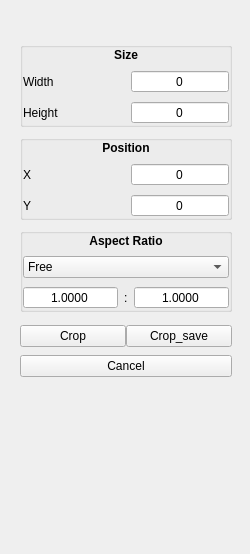
Before: the Qt Designer form qimgv/gui/panels/croppanel/croppanel.ui in do-i/thumbgrid, drawn with Qt 5.
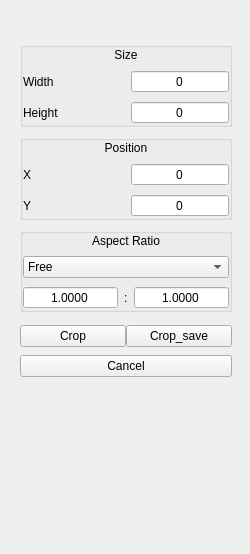
After: the same form once the commit is applied. Icons and pictures are not drawn. Custom widgets are drawn as their Qt base class.

Commit message: change button indicator look

What changed in the file:
```diff
--- a/qimgv/gui/panels/croppanel/croppanel.ui
+++ b/qimgv/gui/panels/croppanel/croppanel.ui
@@ -80,12 +80,6 @@
       </property>
       <item>
        <widget class="QLabel" name="label_6">
-        <property name="font">
-         <font>
-          <weight>75</weight>
-          <bold>true</bold>
-         </font>
-        </property>
         <property name="text">
          <string>Size</string>
         </property>
@@ -192,12 +186,6 @@
       </property>
       <item>
        <widget class="QLabel" name="label_7">
-        <property name="font">
-         <font>
-          <weight>75</weight>
-          <bold>true</bold>
-         </font>
-        </property>
         <property name="text">
          <string>Position</string>
         </property>
@@ -304,12 +292,6 @@
       </property>
       <item>
        <widget class="QLabel" name="label_5">
-        <property name="font">
-         <font>
-          <weight>75</weight>
-          <bold>true</bold>
-         </font>
-        </property>
         <property name="text">
          <string>Aspect Ratio</string>
         </property>
@@ -533,16 +515,16 @@
   </layout>
  </widget>
  <customwidgets>
-  <customwidget>
-   <class>SpinBoxInputFix</class>
-   <extends>QSpinBox</extends>
-   <header>gui/customwidgets/spinboxinputfix.h</header>
-  </customwidget>
   <customwidget>
    <class>PushButtonFocusInd</class>
    <extends>QPushButton</extends>
    <header>gui/customwidgets/pushbuttonfocusind.h</header>
   </customwidget>
+  <customwidget>
+   <class>SpinBoxInputFix</class>
+   <extends>QSpinBox</extends>
+   <header>gui/customwidgets/spinboxinputfix.h</header>
+  </customwidget>
  </customwidgets>
  <tabstops>
   <tabstop>width</tabstop>
```
The commit also changes 5 other files.
